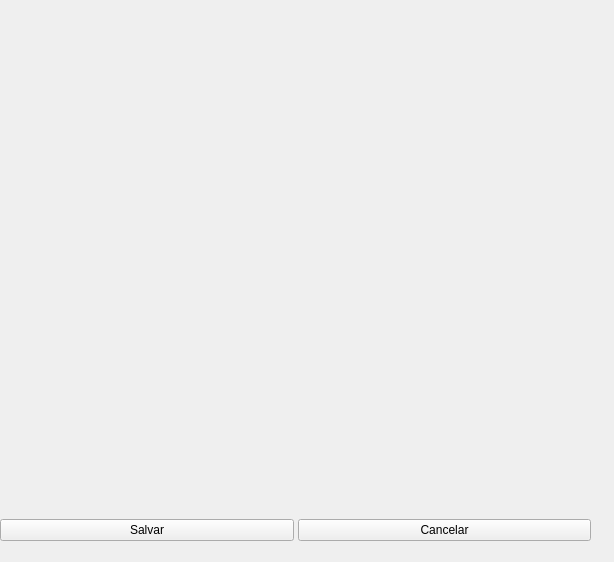
Klubas/Projeto-SOAD, file Resources/UI/CadastroPadrao.ui: the form before one commit.
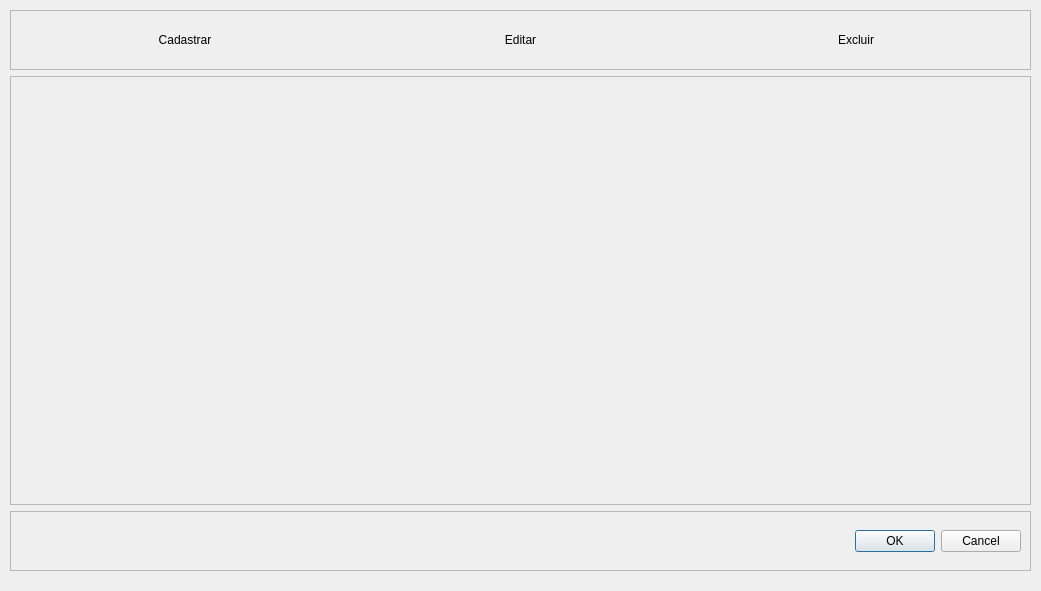
The form after the commit.

Commit message: - algumas chamadas de interface - cadastro padrao - melhoria de modal de status

Diff of the .ui file:
```diff
--- a/Resources/UI/CadastroPadrao.ui
+++ b/Resources/UI/CadastroPadrao.ui
@@ -12,8 +12,8 @@
    <rect>
     <x>0</x>
     <y>0</y>
-    <width>614</width>
-    <height>562</height>
+    <width>1041</width>
+    <height>591</height>
    </rect>
   </property>
   <property name="cursor">
@@ -25,37 +25,21 @@
   <widget class="QWidget" name="verticalLayoutWidget">
    <property name="geometry">
     <rect>
-     <x>0</x>
-     <y>0</y>
-     <width>611</width>
+     <x>10</x>
+     <y>10</y>
+     <width>1021</width>
      <height>561</height>
     </rect>
    </property>
-   <layout class="QVBoxLayout" name="verticalLayout" stretch="1,0,1">
-    <property name="spacing">
-     <number>4</number>
-    </property>
-    <property name="sizeConstraint">
-     <enum>QLayout::SetMaximumSize</enum>
-    </property>
-    <property name="topMargin">
-     <number>20</number>
-    </property>
-    <property name="rightMargin">
-     <number>20</number>
-    </property>
-    <property name="bottomMargin">
-     <number>20</number>
-    </property>
+   <layout class="QGridLayout" name="gridLayout_4">
+    <item row="0" column="0">
+     <layout class="QVBoxLayout" name="verticalLayout">
     <item>
-     <layout class="QHBoxLayout" name="horizontalLayout_2"/>
-    </item>
-    <item>
-     <widget class="QFrame" name="frame">
+       <widget class="QFrame" name="frame_menu">
       <property name="maximumSize">
        <size>
         <width>16777215</width>
-        <height>10</height>
+          <height>60</height>
        </size>
       </property>
       <property name="frameShape">
@@ -64,25 +48,104 @@
       <property name="frameShadow">
        <enum>QFrame::Raised</enum>
       </property>
+        <layout class="QGridLayout" name="gridLayout_3">
+         <item row="0" column="0">
+          <layout class="QHBoxLayout" name="horizontalLayout_3">
+           <item>
+            <widget class="QPushButton" name="pushButto_cadastrar">
+             <property name="text">
+              <string>Cadastrar</string>
+             </property>
+             <property name="checkable">
+              <bool>false</bool>
+             </property>
+             <property name="default">
+              <bool>false</bool>
+             </property>
+             <property name="flat">
+              <bool>true</bool>
+             </property>
      </widget>
     </item>
     <item>
-     <layout class="QHBoxLayout" name="horizontalLayout">
-      <property name="sizeConstraint">
-       <enum>QLayout::SetMinimumSize</enum>
-      </property>
+            <widget class="QPushButton" name="pushButton_editar">
+             <property name="text">
+              <string>Editar</string>
+             </property>
+             <property name="checkable">
+              <bool>false</bool>
+             </property>
+             <property name="default">
+              <bool>false</bool>
+             </property>
+             <property name="flat">
+              <bool>true</bool>
+             </property>
+            </widget>
+           </item>
       <item>
-       <widget class="QPushButton" name="salvar_button">
+            <widget class="QPushButton" name="pushButton_excluir">
         <property name="text">
-         <string>Salvar</string>
-        </property>
-       </widget>
-      </item>
+              <string>Excluir</string>
+             </property>
+             <property name="checkable">
+              <bool>false</bool>
+             </property>
+             <property name="default">
+              <bool>false</bool>
+             </property>
+             <property name="flat">
+              <bool>true</bool>
+             </property>
+            </widget>
+           </item>
+          </layout>
+         </item>
+        </layout>
+       </widget>
+      </item>
       <item>
-       <widget class="QPushButton" name="cancelar_button">
-        <property name="text">
-         <string>Cancelar</string>
+       <widget class="QFrame" name="frame_contents">
+        <property name="frameShape">
+         <enum>QFrame::StyledPanel</enum>
         </property>
+        <property name="frameShadow">
+         <enum>QFrame::Raised</enum>
+        </property>
+        <layout class="QGridLayout" name="gridLayout">
+         <item row="0" column="0">
+          <widget class="QWidget" name="widget_content" native="true"/>
+         </item>
+        </layout>
+       </widget>
+      </item>
+      <item>
+       <widget class="QFrame" name="frame_buttons">
+        <property name="maximumSize">
+         <size>
+          <width>16777215</width>
+          <height>60</height>
+         </size>
+        </property>
+        <property name="frameShape">
+         <enum>QFrame::StyledPanel</enum>
+        </property>
+        <property name="frameShadow">
+         <enum>QFrame::Raised</enum>
+        </property>
+        <layout class="QGridLayout" name="gridLayout_2">
+         <item row="0" column="0">
+          <layout class="QHBoxLayout" name="horizontalLayout_2">
+           <item>
+            <widget class="QDialogButtonBox" name="buttonBox">
+             <property name="standardButtons">
+              <set>QDialogButtonBox::Cancel|QDialogButtonBox::Ok</set>
+             </property>
+            </widget>
+           </item>
+          </layout>
+         </item>
+        </layout>
        </widget>
       </item>
      </layout>
```
Left out of the diff: 2 changed lines with no effect on the pictures. Lines whose indentation alone changed are shown as unchanged. The commit also changes 28 other files.
